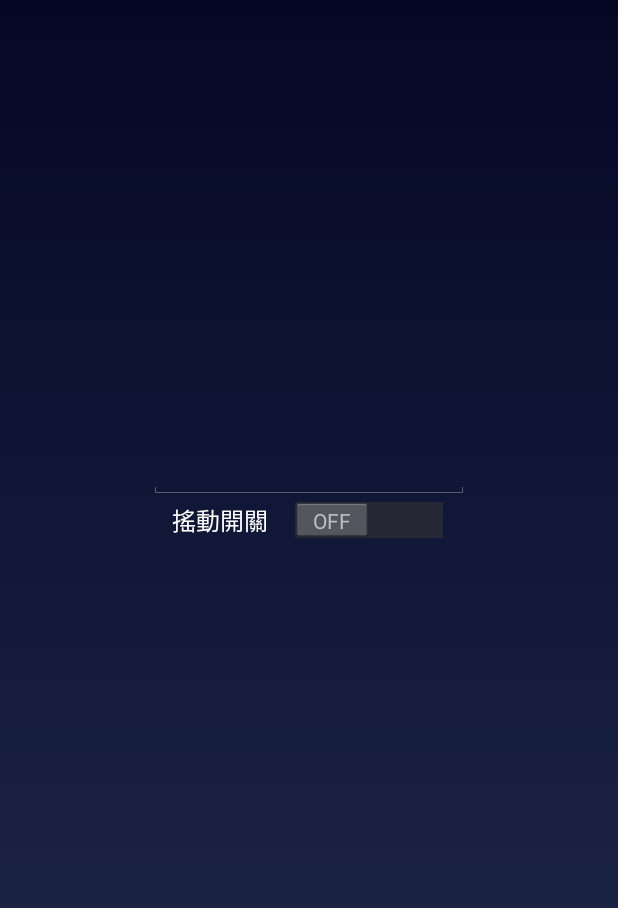
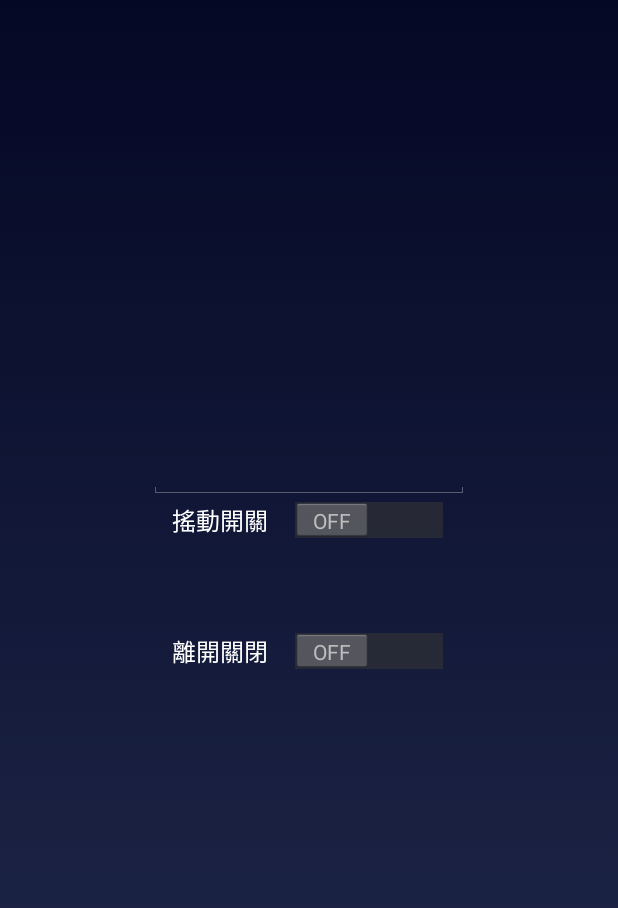
Before and after one commit to ttnjkoft/CurioRemotLED, an Android app: the SettngDeviceActivity screen opened directly, with no data from a screen before it, on a phone screen of 412 x 824 dp. Shown: the top 908 px of the screen. Run offline under Robolectric (Android 15) with nearby library versions, the phone set to English and light mode, and no system bars.

```diff
--- a/app/src/main/java/com/example/zhy_horizontalscrollview/MyDBHelper.java
+++ b/app/src/main/java/com/example/zhy_horizontalscrollview/MyDBHelper.java
@@ -12,7 +12,7 @@ public class MyDBHelper extends SQLiteOpenHelper {
     // 資料庫名稱
     public static final String DATABASE_NAME = "gelica.db";
     // 資料庫版本，資料結構改變的時候要更改這個數字，通常是加一
-    public static final int VERSION = 12;
+    public static final int VERSION = 13;
     // 資料庫物件，固定的欄位變數
     private static SQLiteDatabase database;
 
@@ -36,7 +36,7 @@ public class MyDBHelper extends SQLiteOpenHelper {
     public void onCreate(SQLiteDatabase db) {
         // 建立應用程式需要的表格
 //        db.execSQL(ItemDAO.CREATE_TABLE);
-        db.execSQL("CREATE TABLE gelicadata (mac TEXT NOT NULL,shake INTEGER NOT NULL,devicename TEXT NOT NULL,PRIMARY KEY (mac ASC));");
+        db.execSQL("CREATE TABLE gelicadata (mac TEXT NOT NULL,shake INTEGER NOT NULL,devicename TEXT NOT NULL,rssiflag INTEGER NOT NULL,PRIMARY KEY (mac ASC));");
     }
 
     @Override
--- a/app/src/main/java/com/example/zhy_horizontalscrollview/SettngDeviceActivity.java
+++ b/app/src/main/java/com/example/zhy_horizontalscrollview/SettngDeviceActivity.java
@@ -21,16 +21,15 @@ public class SettngDeviceActivity extends Activity{
     public static final String EXTRAS_DEVICE_NAME = "DEVICE_NAME";
     public static final String EXTRAS_DEVICE_IMAGE = "DEVICE_IMAGE";
     public static final String EXTRAS_SHAKE_FLAG = "SHAKE_FLAG";
+    public static final String EXTRAS_RSSI_FLAG = "RSSI_FLAG";
     private String mDeviceAddress;
-    private int mShake;
-    private Boolean fshake;
+    private int mShake,rssiFlag;
+    private Boolean fshake,fRssiFlag;
     private int mDeviceImage;
     private String mDeviceName;
     private ImageView mImg;
     private EditText eText;
-
-
-    private Switch mSwitch;
+    private Switch shakeSwitch,rssiSwitch;
     @Override
     protected void onCreate(Bundle savedInstanceState) {
         super.onCreate(savedInstanceState);
@@ -41,12 +40,16 @@ public class SettngDeviceActivity extends Activity{
         mDeviceName = intent.getStringExtra(EXTRAS_DEVICE_NAME);
         mDeviceImage=intent.getIntExtra(EXTRAS_DEVICE_IMAGE, 0);
         mShake=intent.getIntExtra(EXTRAS_SHAKE_FLAG, 0);
+        rssiFlag=intent.getIntExtra(EXTRAS_RSSI_FLAG, 0);
         mImg=(ImageView)findViewById(R.id.imageView);
         eText=(EditText)findViewById(R.id.editText);
-        mSwitch=(Switch)findViewById(R.id.switch1);
+        shakeSwitch=(Switch)findViewById(R.id.shakeSwitch);
+        rssiSwitch=(Switch)findViewById(R.id.rssiSwitch);
         mImg.setImageResource(mDeviceImage);
         fshake=(mShake==1)? true:false;
-        mSwitch.setChecked(fshake);
+        fRssiFlag=(rssiFlag==1)? true:false;
+        shakeSwitch.setChecked(fshake);
+        rssiSwitch.setChecked(fRssiFlag);
         eText.setText(mDeviceName);
 
     }
@@ -59,11 +62,13 @@ public class SettngDeviceActivity extends Activity{
     @Override
     public void onBackPressed() {
         Intent intent=getIntent();
-        int shake=mSwitch.isChecked()?1 : 0;
+        int shake=shakeSwitch.isChecked()?1 : 0;
+        int rssiflag=rssiSwitch.isChecked()?1 : 0;
         String deviceName=eText.getText().toString();
         intent.putExtra(SettngDeviceActivity.EXTRAS_DEVICE_ADDRESS,mDeviceAddress);
         intent.putExtra(SettngDeviceActivity.EXTRAS_DEVICE_NAME,deviceName);
         intent.putExtra(SettngDeviceActivity.EXTRAS_SHAKE_FLAG, shake);
+        intent.putExtra(SettngDeviceActivity.EXTRAS_RSSI_FLAG,rssiflag);
         setResult(Activity.RESULT_OK, intent);
         super.onBackPressed();
 
--- a/app/src/main/res/layout/device_setting.xml
+++ b/app/src/main/res/layout/device_setting.xml
@@ -22,7 +22,7 @@
         android:layout_width="wrap_content"
         android:layout_height="wrap_content"
         android:text="@string/shake_title"
-        android:id="@+id/switch1"
+        android:id="@+id/shakeSwitch"
         android:textColor="#ffffff"
         android:layout_below="@+id/editText"
         android:layout_centerHorizontal="true" />
@@ -36,4 +36,14 @@
         android:layout_below="@+id/imageView"
         android:layout_centerHorizontal="true" />
 
+    <Switch
+        android:layout_width="wrap_content"
+        android:layout_height="wrap_content"
+        android:text="離開關閉"
+        android:id="@+id/rssiSwitch"
+        android:layout_marginTop="59dp"
+        android:layout_below="@+id/shakeSwitch"
+        android:layout_alignLeft="@+id/shakeSwitch"
+        android:layout_alignStart="@+id/shakeSwitch" />
+
 </RelativeLayout>
--- a/app/src/main/res/values/strings.xml
+++ b/app/src/main/res/values/strings.xml
@@ -14,5 +14,6 @@
     <string name="unknow_Curio_Device">unknow Curio Device</string>
     <string name="error_ble_conn">連線失敗!!</string>
     <string name="shake_title">搖動開關</string>
+    <string name="rssi_leave_off">離開關閉</string>
 
 </resources>
```
Also changed, not shown: app/src/main/java/com/example/zhy_horizontalscrollview/Item.java (+3 -9 lines), app/src/main/java/com/example/zhy_horizontalscrollview/ItemDAO.java (+8 -19 lines), app/src/main/java/com/example/zhy_horizontalscrollview/MainActivity.java (+8 -4 lines), 33 other files.
